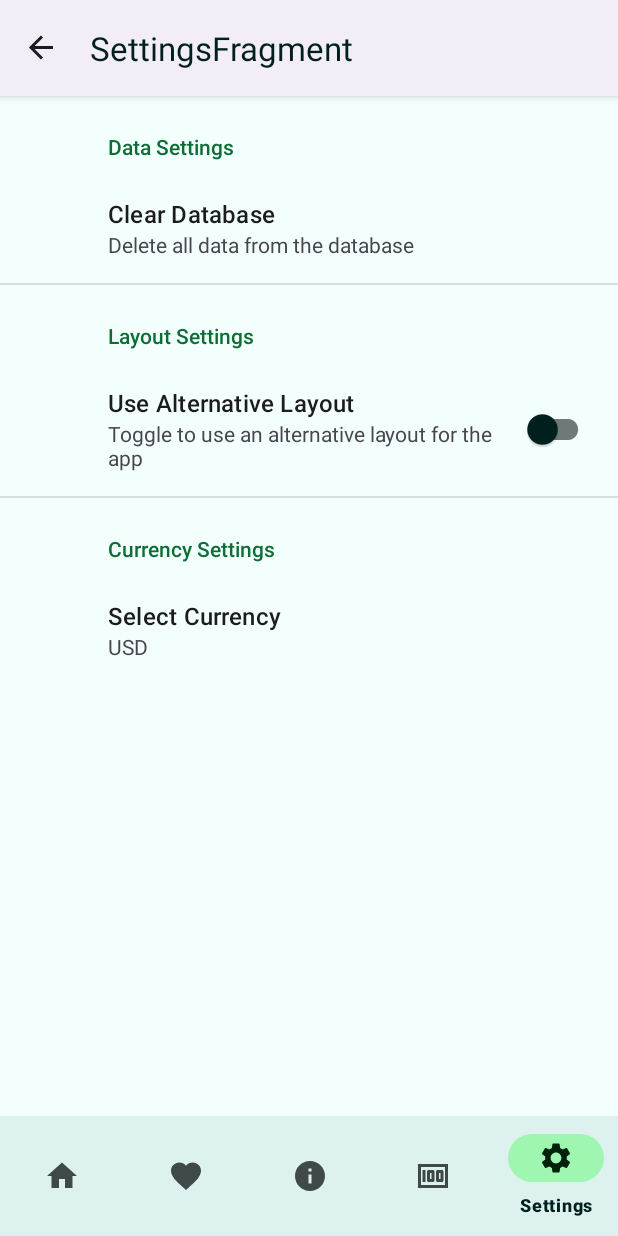
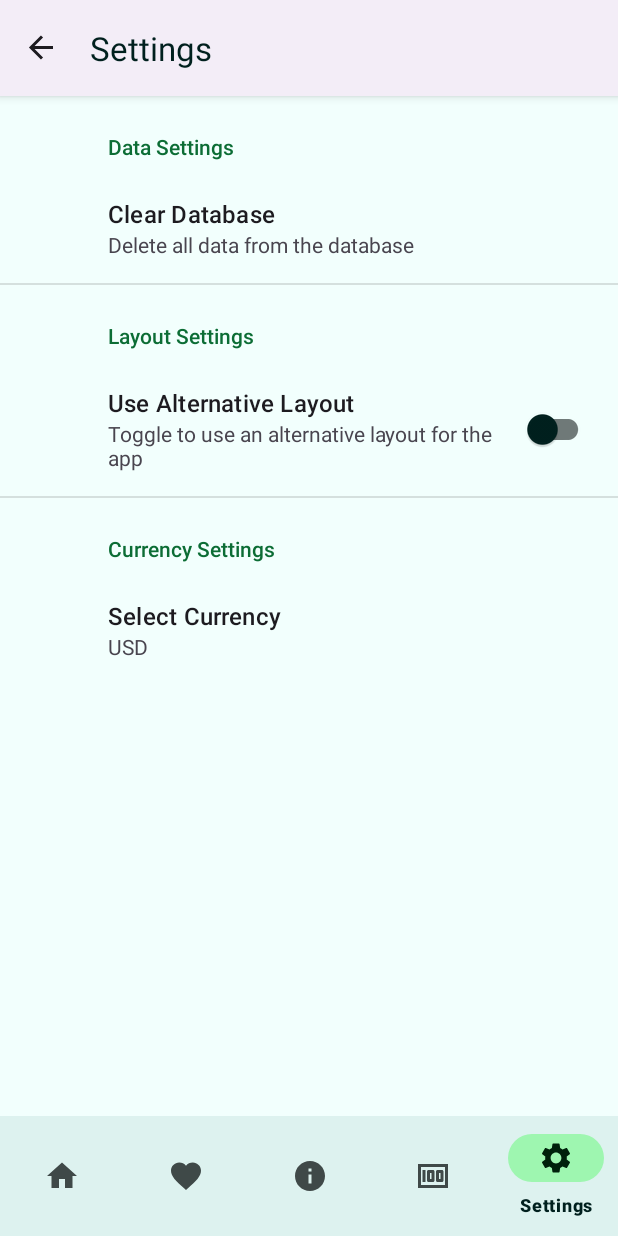
Before and after one commit to YashPindiwala/CryptoTracker, an Android app: the screen it shows after launch (MainActivity), item 5 of the bottom bar chosen, on a phone screen of 412 x 824 dp. Run offline under Robolectric (Android 15) with nearby library versions, the phone set to English and light mode, and no system bars; our stand-ins replace Volley, androidx.preference, navigation-ui; network calls fail.

Commit message:
added new string value for Setting fragment

```diff
--- a/app/src/main/res/navigation/mobile_navigation.xml
+++ b/app/src/main/res/navigation/mobile_navigation.xml
@@ -46,5 +46,5 @@
     <fragment
         android:id="@+id/nav_settings"
         android:name="com.project.app.cryptotracker.Dashboard.SettingsFragment"
-        android:label="SettingsFragment" />
+        android:label="@string/SettingFragmentTitle" />
 </navigation>
--- a/app/src/main/res/values/strings.xml
+++ b/app/src/main/res/values/strings.xml
@@ -4,12 +4,12 @@
     <string name="title_dashboard">Dashboard</string>
     <string name="title_notifications">Notifications</string>
     <!-- TODO: Remove or change this placeholder text -->
-    <string name="hello_blank_fragment">Hello blank fragment</string>
     <string name="MainFragmentTitle">Main</string>
     <string name="FavoriteFragmentTitle">Favorite</string>
     <string name="EducationFragmentTitle">Education</string>
     <string name="InvestmentFragmentTitle">Investment</string>
     <string name="yourInvestmentString">Investment</string>
+    <string name="SettingFragmentTitle">Settings</string>
     <string name="marketString">Market</string>
     <string name="differenceString">Difference</string>
     <!-- Preference Titles -->
@@ -37,7 +37,4 @@
         <string name="currency_settings">Currency Settings</string>
         <string name="currency_title">Select Currency</string>
 
-
-
-
 </resources>
```
